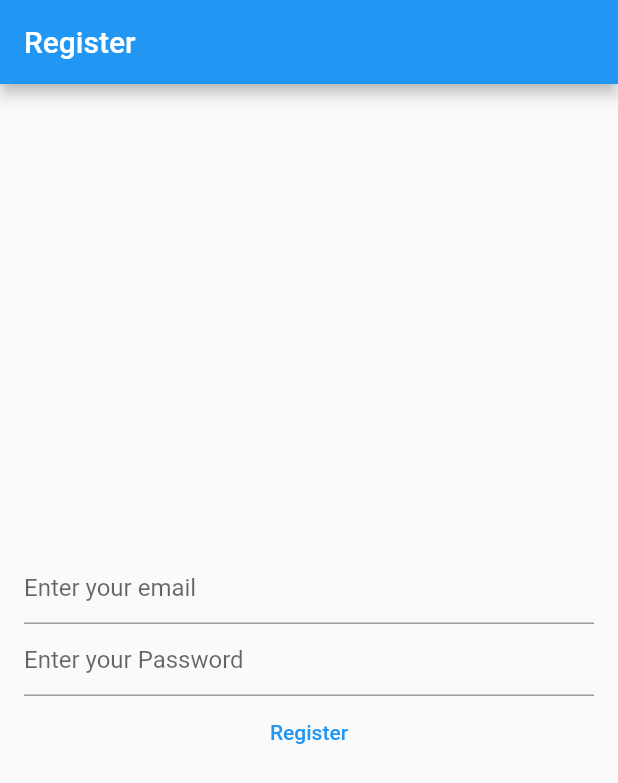
After one commit to PrinceNarteh/my_notes, a Flutter app: the screen it shows after launch, on a phone screen of 412 x 824 dp. The commit adds this screen. Shown: the top 783 px of the screen. Run offline on Flutter 3.47's test engine with Material 2 defaults, Android fonts, the phone set to English and light mode, and no system bars; our stand-ins replace device_preview, firebase_auth; accounts and stored records are empty.

Commit message:
reconstruct folder structure

```diff
--- /dev/null
+++ b/lib/screens/register_screen.dart
@@ -0,0 +1,72 @@
+import 'package:flutter/material.dart';
+import 'package:firebase_auth/firebase_auth.dart';
+
+class RegisterScreen extends StatefulWidget {
+  const RegisterScreen({Key? key}) : super(key: key);
+
+  @override
+  State<RegisterScreen> createState() => _RegisterScreenState();
+}
+
+class _RegisterScreenState extends State<RegisterScreen> {
+  late final TextEditingController _email;
+  late final TextEditingController _password;
+
+  @override
+  void initState() {
+    _email = TextEditingController();
+    _password = TextEditingController();
+    super.initState();
+  }
+
+  @override
+  void dispose() {
+    _email.dispose();
+    _password.dispose();
+    super.dispose();
+  }
+
+  @override
+  Widget build(BuildContext context) {
+    return Scaffold(
+      appBar: AppBar(
+        title: const Text("Register"),
+      ),
+      body: Padding(
+        padding: const EdgeInsets.all(16.0),
+        child: Column(
+          mainAxisAlignment: MainAxisAlignment.center,
+          children: [
+            TextField(
+              controller: _email,
+              decoration: const InputDecoration(
+                hintText: "Enter your email",
+              ),
+            ),
+            TextField(
+              controller: _password,
+              decoration: const InputDecoration(
+                hintText: "Enter your Password",
+              ),
+              obscureText: true,
+              autocorrect: false,
+              enableSuggestions: false,
+            ),
+            TextButton(
+              child: const Text("Register"),
+              onPressed: () async {
+                final email = _email.text;
+                final password = _password.text;
+
+                await FirebaseAuth.instance.createUserWithEmailAndPassword(
+                  email: email,
+                  password: password,
+                );
+              },
+            ),
+          ],
+        ),
+      ),
+    );
+  }
+}
```
Also changed, not shown: lib/main.dart (+2 -63 lines).
